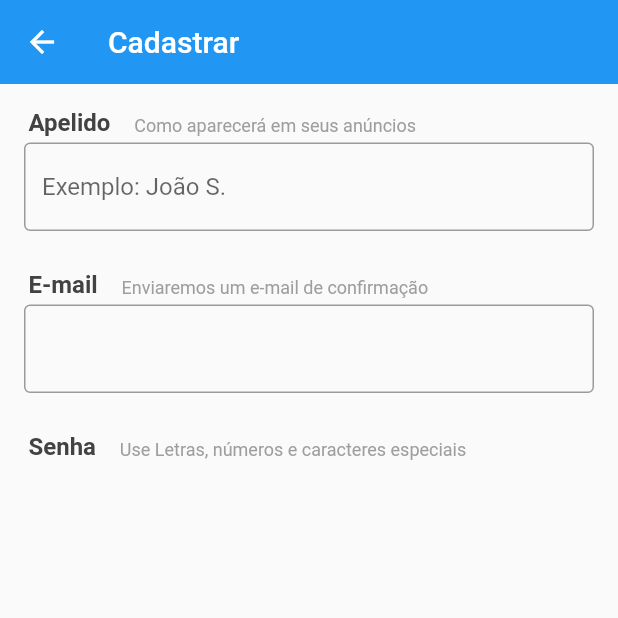
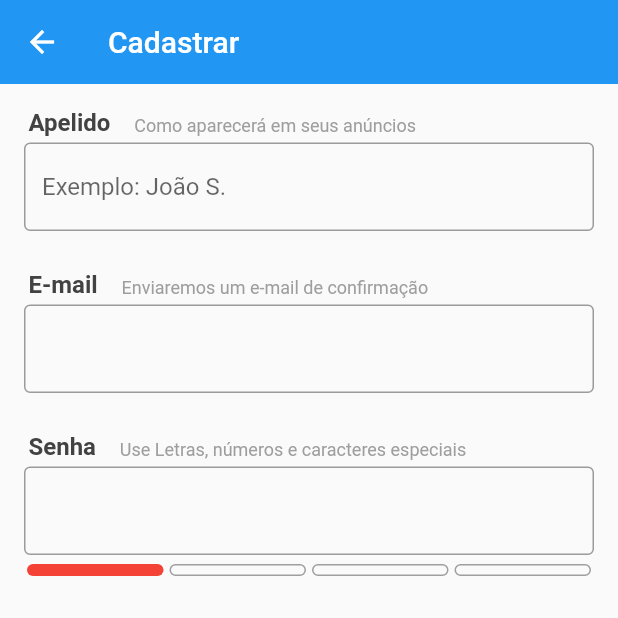
Before and after one commit to emilson-silva/xlo_flutter, a Flutter app: the SignUpScreen screen opened directly, on a phone screen of 412 x 824 dp, the top half of it. Run offline on Flutter 3.47's test engine with Material 2 defaults, Android fonts, the phone set to English and light mode, and no system bars; our stand-ins replace brasil_fields, rxdart.

Commit message:
create password_field

```diff
--- a/lib/screens/signup/signup_screen.dart
+++ b/lib/screens/signup/signup_screen.dart
@@ -1,5 +1,6 @@
 import 'package:flutter/material.dart';
 import 'package:xlo/screens/signup/widgets/field_Title.dart';
+import 'package:xlo/screens/signup/widgets/password_field.dart';
 
 class SignUpScreen extends StatefulWidget {
   @override
@@ -55,6 +56,7 @@ class _SignUpScreenState extends State<SignUpScreen> {
               title: 'Senha',
               subtitle: 'Use Letras, números e caracteres especiais',
             ),
+            PasswordField(),
           ],
         ),
       ),
--- a/lib/screens/signup/widgets/password_field.dart
+++ b/lib/screens/signup/widgets/password_field.dart
@@ -0,0 +1,73 @@
+import 'package:flutter/material.dart';
+import 'package:flutter/widgets.dart';
+
+class PasswordField extends StatelessWidget {
+  @override
+  Widget build(BuildContext context) {
+    return FormField<String>(
+      initialValue: '',
+      builder: (state) {
+        return Column(
+          children: <Widget>[
+            TextField(
+              decoration: InputDecoration(border: OutlineInputBorder()),
+              obscureText: true,
+              onChanged: state.didChange,
+            ),
+            Container(
+              margin: EdgeInsets.only(top: 6.0),
+              height: 8.0,
+              child: Row(
+                children: <Widget>[
+                  _buildBar(0, state.value),
+                  _buildBar(1, state.value),
+                  _buildBar(2, state.value),
+                  _buildBar(3, state.value),
+                ],
+              ),
+            ),
+          ],
+        );
+      },
+    );
+  }
+
+  Widget _buildBar(int n, String pass) {
+    final int level = _calcScore(pass);
+    return Expanded(
+      child: Container(
+        margin: EdgeInsets.symmetric(horizontal: 2.0),
+        decoration: BoxDecoration(
+          borderRadius: BorderRadius.all(
+            Radius.circular(5.0),
+          ),
+          color: n <= level ? _getColor(level) : Colors.transparent,
+          border: n > level ? Border.all(color: Colors.grey) : null
+        ),
+      ),
+    );
+  }
+
+  int _calcScore(String text) {
+    int score = 0;
+    if (text.length > 8) score += 1;
+    if (text.contains(RegExp(r'[0-9]'))) score += 1;
+    if (text.contains(RegExp(r'[A-Z]'))) score += 1;
+    return score;
+  }
+
+  Color _getColor(int level) {
+    switch (level){
+      case 0:
+        return Colors.red;
+      case 1:
+        return Colors.orange;
+      case 2:
+        return Colors.greenAccent;
+      case 3:
+        return Colors.green;
+      default:
+        return Colors.red;
+    }
+  }
+}
```
